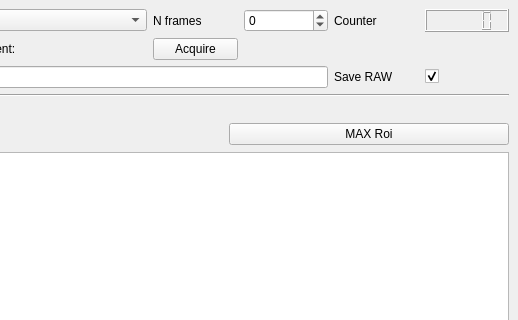
This is modules/designer/main.ui in BEC-Trento/pycam as Qt 5 draws it before an edit; both pictures show x 218 to 736 and y 0 to 320 of the 736 by 542 pixel window. The edited form follows.
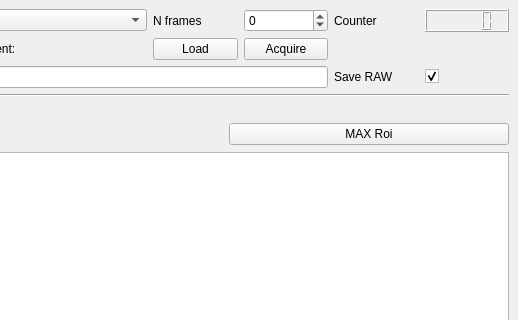
This is the edited form. Icons and pictures are not drawn. Custom widgets are drawn as their Qt base class.

The edit to the form file:
```diff
--- a/modules/designer/main.ui
+++ b/modules/designer/main.ui
@@ -112,19 +112,6 @@
       <item row="0" column="7">
        <widget class="QLCDNumber" name="counterDisplay"/>
       </item>
-      <item row="2" column="4">
-       <widget class="QPushButton" name="bgAcquirePushButton">
-        <property name="text">
-         <string>Acquire</string>
-        </property>
-        <property name="checkable">
-         <bool>true</bool>
-        </property>
-        <property name="checked">
-         <bool>false</bool>
-        </property>
-       </widget>
-      </item>
       <item row="2" column="2">
        <widget class="QLabel" name="bgNameGuiLabel">
         <property name="text">
@@ -142,6 +129,26 @@
       <item row="3" column="2" colspan="4">
        <widget class="QLineEdit" name="saveToLineEdit"/>
       </item>
+      <item row="2" column="5">
+       <widget class="QPushButton" name="bgAcquirePushButton">
+        <property name="text">
+         <string>Acquire</string>
+        </property>
+        <property name="checkable">
+         <bool>true</bool>
+        </property>
+        <property name="checked">
+         <bool>false</bool>
+        </property>
+       </widget>
+      </item>
+      <item row="2" column="4">
+       <widget class="QPushButton" name="bgLoadPushButton">
+        <property name="text">
+         <string>Load</string>
+        </property>
+       </widget>
+      </item>
      </layout>
     </item>
     <item>
```
Left out of the diff: 3 changed lines with no effect on the pictures.
